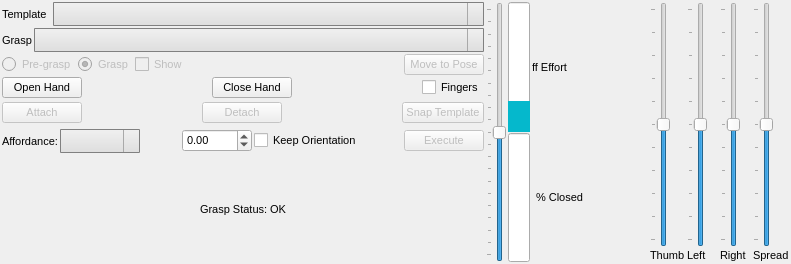
team-vigir/vigir_ocs_common, file vigir_ocs_grasp_widget/src/graspWidget.ui: the form before one commit.
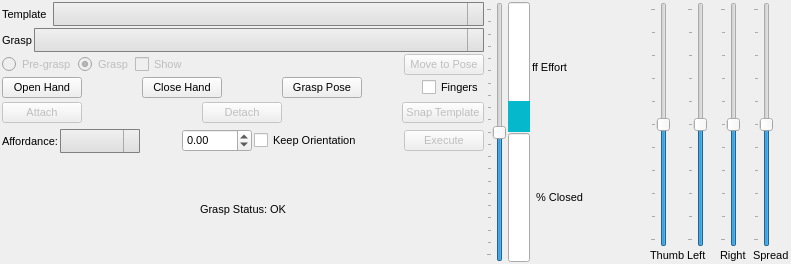
The form after the commit.

Commit message: Added grasp posture functionality

What changed in the file:
```diff
--- a/vigir_ocs_grasp_widget/src/graspWidget.ui
+++ b/vigir_ocs_grasp_widget/src/graspWidget.ui
@@ -320,6 +320,26 @@
             </property>
            </widget>
           </item>
+          <item>
+           <spacer name="horizontalSpacer_2">
+            <property name="orientation">
+             <enum>Qt::Horizontal</enum>
+            </property>
+            <property name="sizeHint" stdset="0">
+             <size>
+              <width>40</width>
+              <height>20</height>
+             </size>
+            </property>
+           </spacer>
+          </item>
+          <item>
+           <widget class="QPushButton" name="graspPose">
+            <property name="text">
+             <string>Grasp Pose</string>
+            </property>
+           </widget>
+          </item>
           <item>
            <spacer name="horizontalSpacer_7">
             <property name="orientation">
```
The commit also changes 3 other files.
